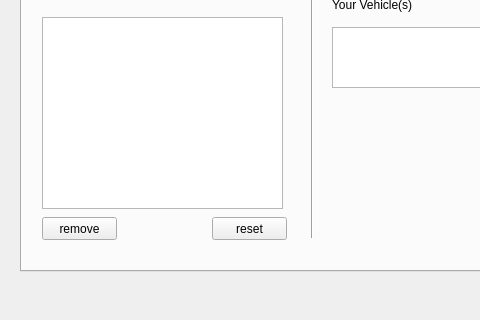
This is mainUI.ui in super-cinnamon/Tech-Agents-with-Experta as Qt 5 draws it before an edit; both pictures show x 0 to 480 and y 209 to 529 of the 613 by 529 pixel window. The edited form follows.
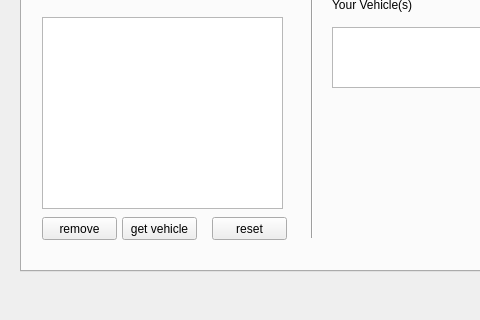
This is the edited form. Icons and pictures are not drawn.

Commit message: added illnesses and tested the gui with the system

```diff
--- a/mainUI.ui
+++ b/mainUI.ui
@@ -325,6 +325,19 @@
        <string>reset</string>
       </property>
      </widget>
+     <widget class="QPushButton" name="getVehicle">
+      <property name="geometry">
+       <rect>
+        <x>100</x>
+        <y>390</y>
+        <width>75</width>
+        <height>23</height>
+       </rect>
+      </property>
+      <property name="text">
+       <string>get vehicle</string>
+      </property>
+     </widget>
     </widget>
     <widget class="QWidget" name="Diagnosis">
      <attribute name="title">
```
Left out of the diff: 21 changed lines with no effect on the pictures. The commit also changes 2 other files.
